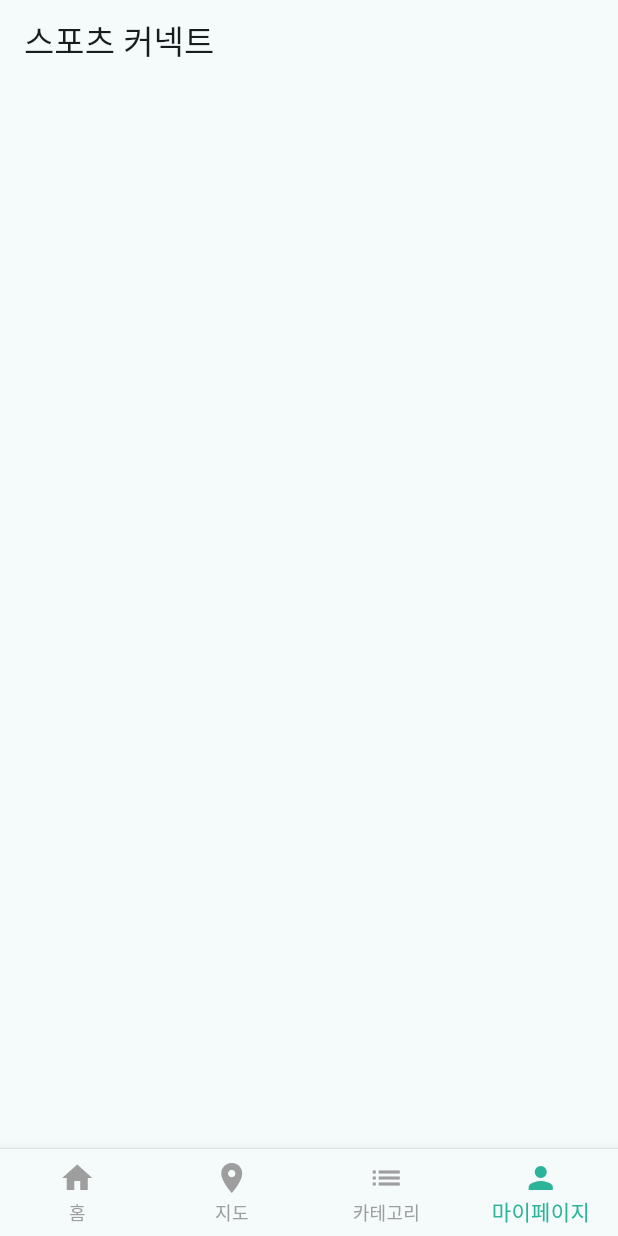
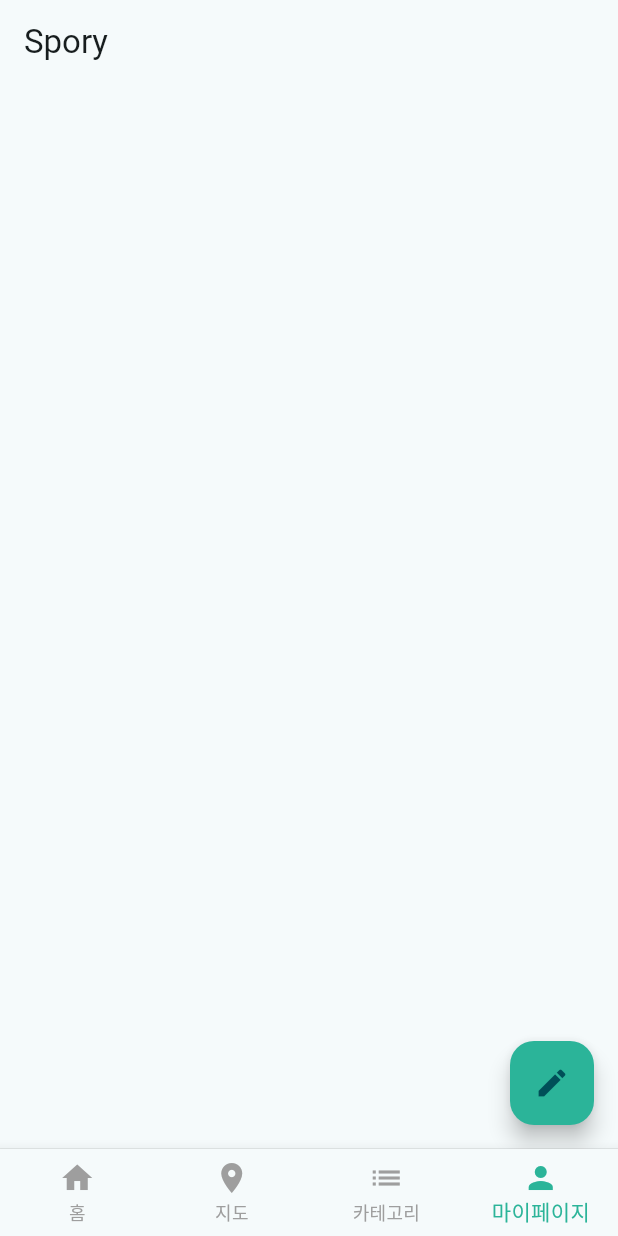
Before and after one commit to Joo-Ni/spory_frontend, a Flutter app: the screen it shows after launch, item 4 of the bottom bar chosen, on a phone screen of 412 x 824 dp. Run offline on Flutter 3.47's test engine with Material 3 defaults, Android fonts, the phone set to English and light mode, and no system bars; missing offline and left inert: flutter_naver_map.

Commit message:
add story page & gridView => check location & create page

```diff
--- a/lib/tab/lacation/location_page.dart
+++ b/lib/tab/lacation/location_page.dart
@@ -97,7 +97,10 @@ class _LocationPageState extends State<LocationPage> {
                     ),
                   ),
                   child: NaverMap(
-                    options: const NaverMapViewOptions(),
+                    options: const NaverMapViewOptions(
+                      locationButtonEnable: true,
+                      // initialCameraPosition: _userLocation,
+                    ),
                     onMapReady: (controller) {},
                   ),
                 ),
--- /dev/null
+++ b/lib/tab/story/story_page.dart
@@ -0,0 +1,75 @@
+import 'package:flutter/material.dart';
+
+import '../../create/create_page.dart';
+
+class StoryPage extends StatefulWidget {
+  const StoryPage({super.key});
+
+  @override
+  State<StoryPage> createState() => _StoryPageState();
+}
+
+class _StoryPageState extends State<StoryPage> {
+  @override
+  Widget build(BuildContext context) {
+    return Scaffold(
+      floatingActionButton: FloatingActionButton(
+        onPressed: () {
+          Navigator.push(
+            context,
+            MaterialPageRoute(builder: (context) => CreatePage()),
+          );
+        },
+        backgroundColor: Color.fromARGB(255, 43, 180, 153),
+        child: Icon(Icons.create),
+      ),
+      appBar: AppBar(
+        title: const Text('Spory'),
+      ),
+      body: Padding(
+        padding: const EdgeInsets.all(2.0),
+        // child: StreamBuilder<QuerySnapshot<Post>>(
+        //   stream: model.postsStream,
+        //   builder: (context, snapshot) {
+        //     if(snapshot.hasError) {
+        //       return const Text('알 수 없는 에러');
+        //     }
+
+        //     if(snapshot.connectionState == ConnectionState.waiting) {
+        //       return const Center(child: CircularProgressIndicator());
+        //     }
+
+        //     List<Post> posts = snapshot.data!.docs.map((e) => e.data()).toList();
+
+        //     return GridView.builder(
+        //       itemCount: posts.length,
+        //       gridDelegate: SliverGridDelegateWithFixedCrossAxisCount(
+        //         crossAxisCount: 3,
+        //         mainAxisSpacing: 2.0,
+        //         crossAxisSpacing: 2.0,
+        //       ),
+        //       itemBuilder: (BuildContext context, int index) {
+        //         final post = posts[index];
+        //         return GestureDetector(
+        //           onTap: () {
+        //             Navigator.push(
+        //                 context,
+        //                 MaterialPageRoute(builder: (context) => DetailPostPage(post: post)),
+        //             );
+        //           },
+        //           child: Hero(
+        //             tag: post.id,
+        //             child: Image.network(
+        //               post.imageUrl,
+        //               fit: BoxFit.cover,
+        //             ),
+        //           ),
+        //         );
+        //       },
+        //     );
+        //   }
+        // ),
+      ),
+    );
+  }
+}
--- a/lib/tab/tab_page.dart
+++ b/lib/tab/tab_page.dart
@@ -4,6 +4,7 @@ import 'account/account_page.dart';
 import 'home/home_page.dart';
 import 'lacation/location_page.dart';
 import 'search/search_page.dart';
+import 'story/story_page.dart';
 
 class TabPage extends StatefulWidget {
   const TabPage({super.key});
@@ -20,6 +21,7 @@ class _TabPageState extends State<TabPage> {
     HomePage(),
     LocationPage(),
     SearchPage(),
+    StoryPage(),
     AccountPage(),
     // ProfileScreen(
     //   providers: [
--- a/pubspec.yaml
+++ b/pubspec.yaml
@@ -35,6 +35,7 @@ dependencies:
   # Use with the CupertinoIcons class for iOS style icons.
   cupertino_icons: ^1.0.8
   flutter_naver_map: ^1.3.0+1
+  permission_handler: ^11.4.0
 
 dev_dependencies:
   flutter_test:
```
Also changed, not shown: lib/create/create_page.dart (added, +15 -0 lines), lib/tab/story/story_model.dart (added), 3 other files.
